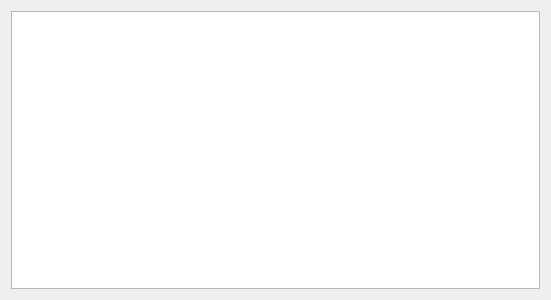
The window that src/wormnet/about.ui (dbanet/tws) describes before a commit, drawn with Qt 5.
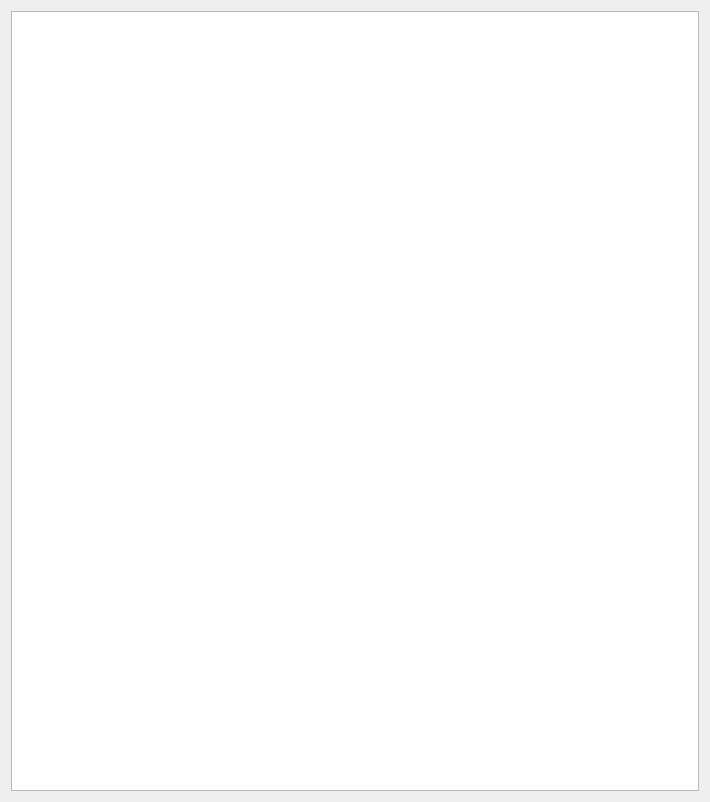
The same window after the commit.

```diff
--- a/src/wormnet/about.ui
+++ b/src/wormnet/about.ui
@@ -6,8 +6,8 @@
    <rect>
     <x>0</x>
     <y>0</y>
-    <width>551</width>
-    <height>300</height>
+    <width>710</width>
+    <height>802</height>
    </rect>
   </property>
   <property name="windowTitle">
```
